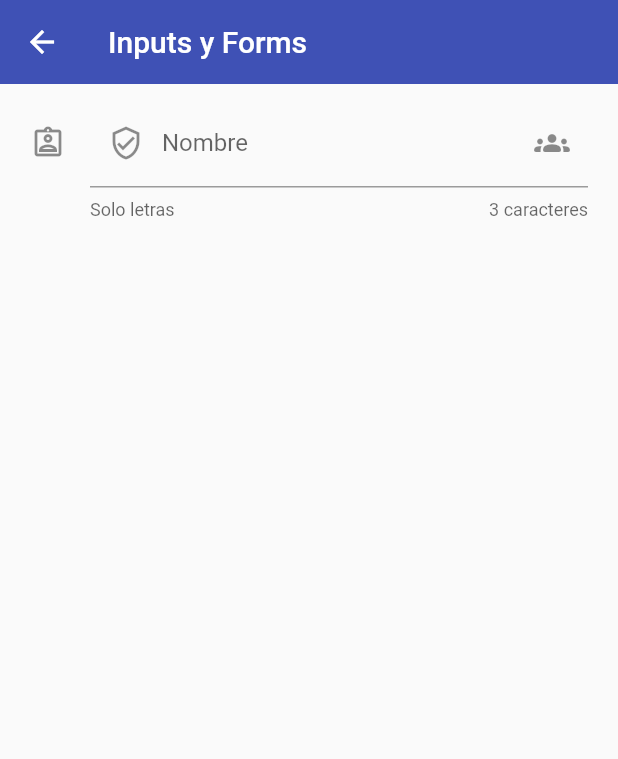
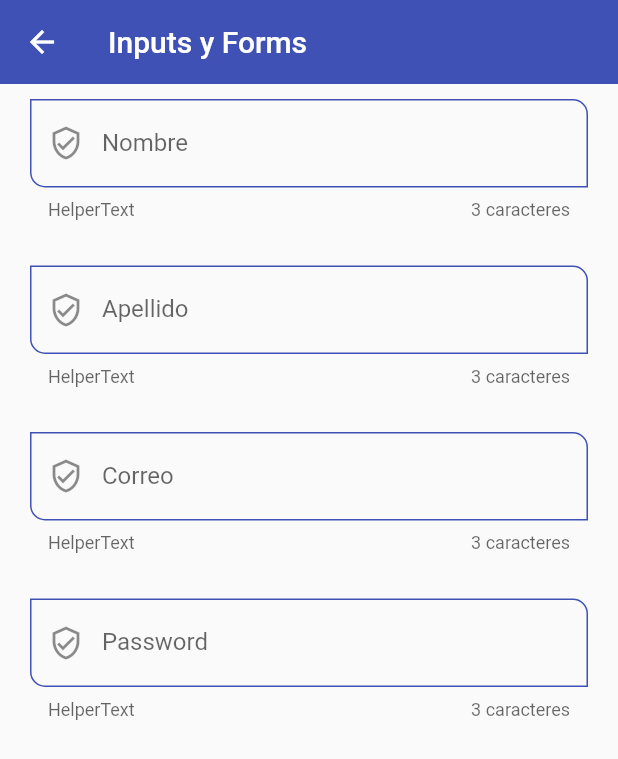
Before and after one commit to Marc-PS/fl_components, a Flutter app: the InputsScreen screen opened by its route, on a phone screen of 412 x 824 dp. Shown: the top 759 px of the screen. Run offline on Flutter 3.47's test engine with Material 2 defaults, Android fonts, the phone set to English and light mode, and no system bars.

Commit message:
InputsField

```diff
--- a/lib/main.dart
+++ b/lib/main.dart
@@ -1,8 +1,6 @@
 import 'package:fl_components/router/app_routes.dart';
 import 'package:fl_components/theme/app_theme.dart';
 import 'package:flutter/material.dart';
-
-import 'package:fl_components/router/app_routes.dart';
 
 void main() => runApp(const MyApp());
 
--- a/lib/router/app_routes.dart
+++ b/lib/router/app_routes.dart
@@ -8,13 +8,13 @@ class AppRoutes {
    static final menuOptions = <MenuOption>[
 
     //MenuOption(route: 'home', name: 'Home Screen', screen: HomeScreen(), icon: Icons.home_outlined),
-    MenuOption(route: 'listView1', name: 'List View tipo 1', screen: ListView1Screen(), icon: Icons.view_list_outlined),
-    MenuOption(route: 'listView2', name: 'List View tipo 2', screen: ListView2Screen(), icon: Icons.list_alt_outlined),
-    MenuOption(route: 'card', name: 'Cards', screen: CardScreen(), icon: Icons.chrome_reader_mode_outlined),
-    MenuOption(route: 'alert', name: 'Alerts', screen: AlertScreen(), icon: Icons.add_alert_outlined),
-    MenuOption(route: 'avatar', name: 'Avatar', screen: AvatarScreen(), icon: Icons.person_outline_outlined),
-    MenuOption(route: 'animated', name: 'Animated', screen: AnimatedScreen(), icon: Icons.play_circle_outline_rounded),
-    MenuOption(route: 'inputs', name: 'Inputs', screen: InputsScreen(), icon: Icons.input_rounded)
+    MenuOption(route: 'listView1', name: 'List View tipo 1', screen: const ListView1Screen(), icon: Icons.view_list_outlined),
+    MenuOption(route: 'listView2', name: 'List View tipo 2', screen: const ListView2Screen(), icon: Icons.list_alt_outlined),
+    MenuOption(route: 'card', name: 'Cards', screen: const CardScreen(), icon: Icons.chrome_reader_mode_outlined),
+    MenuOption(route: 'alert', name: 'Alerts', screen: const AlertScreen(), icon: Icons.add_alert_outlined),
+    MenuOption(route: 'avatar', name: 'Avatar', screen: const AvatarScreen(), icon: Icons.person_outline_outlined),
+    MenuOption(route: 'animated', name: 'Animated', screen: const AnimatedScreen(), icon: Icons.play_circle_outline_rounded),
+    MenuOption(route: 'inputs', name: 'Inputs', screen: const InputsScreen(), icon: Icons.input_rounded)
    ];
 
   static Map<String, Widget Function(BuildContext)> getAppRoutes() {
@@ -37,7 +37,7 @@ class AppRoutes {
   //     };
 
     static Route<dynamic> onGeneratedRoute(RouteSettings settings) {
-        return MaterialPageRoute(builder: (context) => AlertScreen());
+        return MaterialPageRoute(builder: (context) => const AlertScreen());
       }
 
 
--- a/lib/screens/alert_screen.dart
+++ b/lib/screens/alert_screen.dart
@@ -82,7 +82,7 @@ class AlertScreen extends StatelessWidget {
         )
       ),
       floatingActionButton: FloatingActionButton(
-        child: Icon(Icons.close),
+        child: const Icon(Icons.close),
         onPressed: () => Navigator.pop(context)
 
       ),
--- a/lib/screens/home_screen.dart
+++ b/lib/screens/home_screen.dart
@@ -1,5 +1,4 @@
 import 'package:fl_components/router/app_routes.dart';
-import 'package:fl_components/screens/screens.dart';
 import 'package:fl_components/theme/app_theme.dart';
 import 'package:flutter/material.dart';
 
--- a/lib/screens/inputs_screens.dart
+++ b/lib/screens/inputs_screens.dart
@@ -1,4 +1,5 @@
 import 'package:flutter/material.dart';
+import '../widgets/custom_input_fields.dart';
 
 class InputsScreen extends StatelessWidget {
 
@@ -14,41 +15,18 @@ class InputsScreen extends StatelessWidget {
         child: Padding(
           padding: const EdgeInsets.symmetric(horizontal: 20, vertical: 10),
           child: Column(
-            children: [
-              TextFormField(
-                //autofocus: true,
-                initialValue: '',
-                textCapitalization: TextCapitalization.words,
-                onChanged: (value) {
-                  print('$value');
-                },
-                validator: (value) {
-                  if (value == null) return 'Este campo es requerido';
-                  return value.length < 3 ? 'Minimo 3 letras' : null;
-                },
-                autovalidateMode: AutovalidateMode.onUserInteraction,
-                decoration: InputDecoration(
-                  hintText: 'Nombre del usuario',
-                  labelText: 'Nombre',
-                  helperText: 'Solo letras',
-                  counterText: '3 caracteres',
-                  suffixIcon: Icon(Icons.groups_rounded),
-                  prefixIcon: Icon(Icons.verified_user_outlined),
-                  icon: Icon(Icons.assignment_ind_outlined),
-                  /* focusedBorder: OutlineInputBorder(
-                    borderSide: BorderSide(
-                      color: Colors.green
-                    )
-                  ),
-                  border: OutlineInputBorder(
-                    borderRadius: BorderRadius.only(
-                      bottomLeft: Radius.circular(10),
-                      topRight: Radius.circular(10)
-                    )
-                  ) */
-                ),
+            children: const [
+              CustomInputField(labelText: 'Nombre', helperText: 'HelperText'),
+              SizedBox(height: 30,),
 
-              )
+              CustomInputField(labelText: 'Apellido', helperText: 'HelperText'),
+              SizedBox(height: 30,),
+
+              CustomInputField(labelText: 'Correo', helperText: 'HelperText', keyboardType: TextInputType.emailAddress,),
+              SizedBox(height: 30,),
+
+              CustomInputField(labelText: 'Password', helperText: 'HelperText', obscureText: true,),
+              SizedBox(height: 30,)
             ],
           ),
         ),
--- a/lib/theme/app_theme.dart
+++ b/lib/theme/app_theme.dart
@@ -26,6 +26,23 @@ class AppTheme {
           shape: const StadiumBorder(),
           elevation: 0
         )
+      ),
+
+      //decoration
+      inputDecorationTheme: const InputDecorationTheme(
+        floatingLabelStyle: TextStyle(color: primary),
+        enabledBorder: OutlineInputBorder(
+          borderSide: BorderSide(color: primary),
+          borderRadius: BorderRadius.only(bottomLeft: Radius.circular(10), topRight: Radius.circular(10))
+        ),
+        focusedBorder: OutlineInputBorder(
+          borderSide: BorderSide(color: primary),
+          borderRadius: BorderRadius.only(bottomLeft: Radius.circular(10), topRight: Radius.circular(10))
+        ),
+        border: OutlineInputBorder(
+          borderRadius: BorderRadius.only(bottomLeft: Radius.circular(10), topRight: Radius.circular(10))
+        )
+
       )
 
   );
@@ -62,6 +79,18 @@ class AppTheme {
 
       //decoration
       inputDecorationTheme: const InputDecorationTheme(
+        floatingLabelStyle: TextStyle(color: primary),
+        enabledBorder: OutlineInputBorder(
+          borderSide: BorderSide(color: primary),
+          borderRadius: BorderRadius.only(bottomLeft: Radius.circular(10), topRight: Radius.circular(10))
+        ),
+        focusedBorder: OutlineInputBorder(
+          borderSide: BorderSide(color: primary),
+          borderRadius: BorderRadius.only(bottomLeft: Radius.circular(10), topRight: Radius.circular(10))
+        ),
+        border: OutlineInputBorder(
+          borderRadius: BorderRadius.only(bottomLeft: Radius.circular(10), topRight: Radius.circular(10))
+        )
 
       )
   );
--- /dev/null
+++ b/lib/widgets/custom_input_fields.dart
@@ -0,0 +1,52 @@
+import 'package:flutter/material.dart';
+
+class CustomInputField extends StatelessWidget {
+
+  final String? hintText;
+  final String? labelText;
+  final String? helperText;
+  final IconData? icon;
+  final IconData? suffixIcon;
+  final TextInputType? keyboardType;
+  final bool obscureText;
+
+  const CustomInputField({
+    Key? key,
+    this.hintText,
+    this.labelText,
+    this.helperText,
+    this.icon,
+    this.suffixIcon,
+    this.keyboardType,
+    this.obscureText = false,
+  }) : super(key: key);
+
+  @override
+  Widget build(BuildContext context) {
+    return TextFormField(
+      //autofocus: true,
+      initialValue: '',
+      textCapitalization: TextCapitalization.words,
+      keyboardType: keyboardType,
+      obscureText: obscureText,
+      onChanged: (value) {
+        print('$value');
+      },
+      validator: (value) {
+        if (value == null) return 'Este campo es requerido';
+        return value.length < 3 ? 'Minimo 3 letras' : null;
+      },
+      autovalidateMode: AutovalidateMode.onUserInteraction,
+      decoration: InputDecoration(
+        hintText: hintText,
+        labelText: labelText,
+        helperText: helperText,
+        counterText: '3 caracteres',
+        suffixIcon: suffixIcon == null ? null : Icon(suffixIcon),
+        prefixIcon: Icon(Icons.verified_user_outlined),
+        icon: icon == null ? null : Icon(icon),
+      ),
+
+    );
+  }
+}
--- a/lib/widgets/widgets.dart
+++ b/lib/widgets/widgets.dart
@@ -1,2 +1,4 @@
 export 'package:fl_components/widgets/custom_card_type_1.dart';
 export 'package:fl_components/widgets/custom_card_type_2.dart';
+
+export 'package:fl_components/widgets/custom_input_fields.dart';
```
